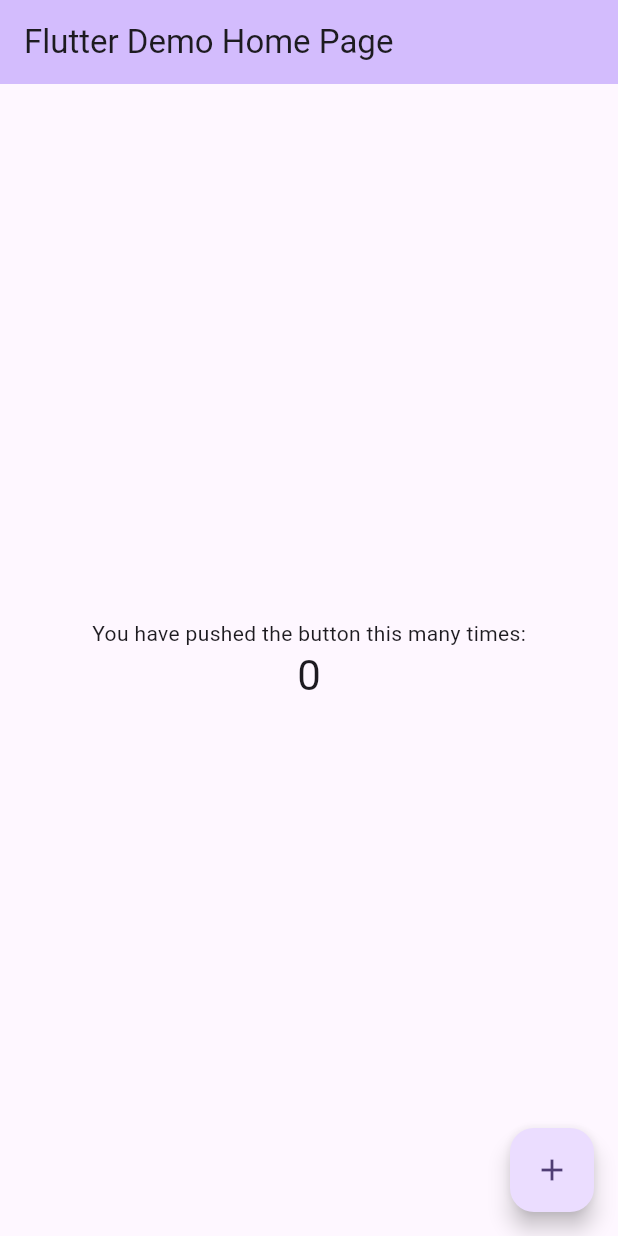
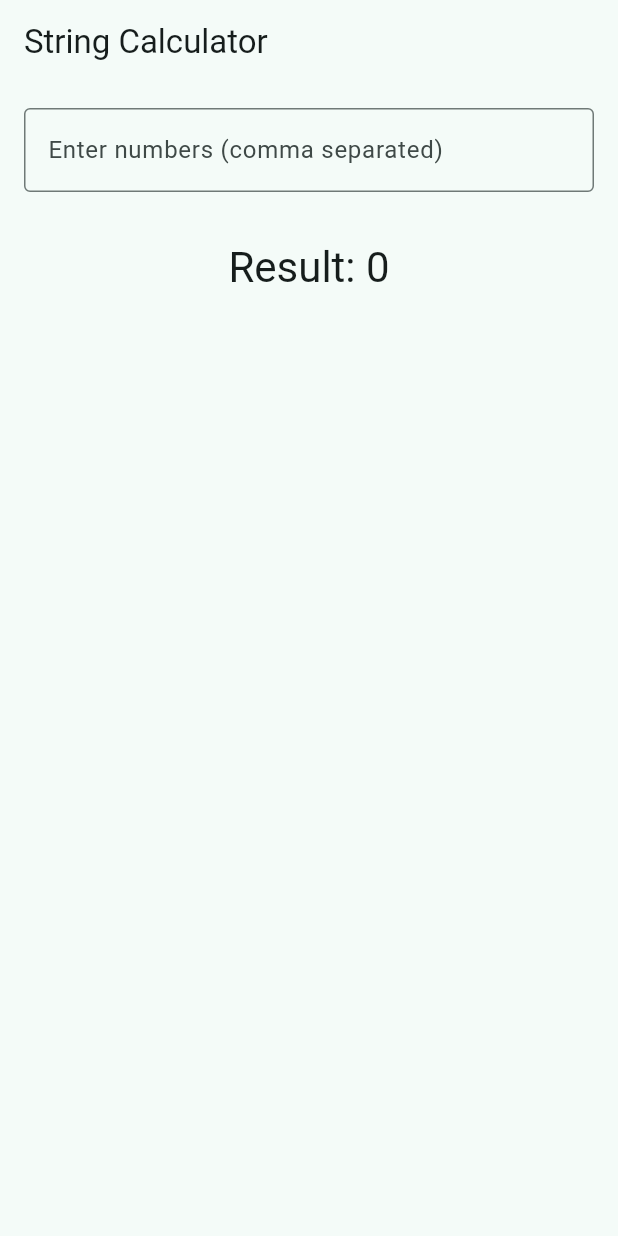
Before and after one commit to idipak/incubyte, a Flutter app: the screen it shows after launch, on a phone screen of 412 x 824 dp. Run offline on Flutter 3.47's test engine with Material 3 defaults, Android fonts, the phone set to English and light mode, and no system bars; our stand-ins replace equatable, flutter_bloc, rxdart.

Commit message:
Complete the tast with clean architure

```diff
--- /dev/null
+++ b/tdd_app/lib/features/string_calculator/domain/string_calculator.dart
@@ -0,0 +1,67 @@
+class StringCalculator {
+  /// Adds numbers from a comma-separated string, supporting custom delimiters.
+  int add(String numbers) {
+    if (numbers.isEmpty) return 0;
+
+    final (delimiters, payload) = _extractDelimitersAndPayload(numbers);
+    final integers = _parseIntegers(payload, delimiters);
+
+    _validateNegatives(integers);
+
+    return _calculateSum(integers);
+  }
+
+  /// Extracts delimiters and the actual number string payload.
+  (List<String>, String) _extractDelimitersAndPayload(String input) {
+    var delimiters = [',', '\n'];
+    var payload = input;
+
+    if (input.startsWith("//")) {
+      final parts = input.split('\n');
+      final delimiterDefinition = parts.first.substring(2);
+      payload = parts.sublist(1).join('\n');
+
+      final customDelimiters = _parseCustomDelimiters(delimiterDefinition);
+      delimiters.addAll(customDelimiters);
+    }
+
+    return (delimiters, payload);
+  }
+
+  /// Parses the delimiter definition line.
+  List<String> _parseCustomDelimiters(String definition) {
+    final matches = RegExp(r'\[(.*?)\]').allMatches(definition);
+    if (matches.isNotEmpty) {
+      return matches.map((m) => m.group(1)!).toList();
+    } else {
+      return [definition];
+    }
+  }
+
+  /// Splits the payload by delimiters and converts to integers.
+  List<int> _parseIntegers(String payload, List<String> delimiters) {
+    // Escape delimiters to treat them as literal characters in RegExp
+    final pattern = delimiters.map(RegExp.escape).join('|');
+
+    return payload
+        .split(RegExp(pattern))
+        .where((s) => s.isNotEmpty)
+        .map(int.parse)
+        .toList();
+  }
+
+  /// Throws exception if any negative numbers are present.
+  void _validateNegatives(List<int> numbers) {
+    final negatives = numbers.where((n) => n < 0).toList();
+    if (negatives.isNotEmpty) {
+      throw Exception('negative numbers not allowed: ${negatives.join(', ')}');
+    }
+  }
+
+  /// Sums numbers less than or equal to 1000.
+  int _calculateSum(List<int> numbers) {
+    return numbers
+        .where((n) => n <= 1000)
+        .fold(0, (sum, element) => sum + element);
+  }
+}
--- /dev/null
+++ b/tdd_app/lib/features/string_calculator/presentation/bloc/string_calculator_bloc.dart
@@ -0,0 +1,38 @@
+import 'package:flutter_bloc/flutter_bloc.dart';
+import 'package:rxdart/rxdart.dart';
+import 'package:tdd_app/features/string_calculator/domain/string_calculator.dart';
+import 'string_calculator_event.dart';
+import 'string_calculator_state.dart';
+
+class StringCalculatorBloc
+    extends Bloc<StringCalculatorEvent, StringCalculatorState> {
+  final StringCalculator stringCalculator;
+
+  StringCalculatorBloc(this.stringCalculator)
+    : super(StringCalculatorInitial()) {
+    on<CalculateSum>(
+      _onCalculateSum,
+      transformer: (events, mapper) => events
+          .debounceTime(const Duration(milliseconds: 300))
+          .distinct()
+          .switchMap(mapper),
+    );
+  }
+
+  void _onCalculateSum(
+    CalculateSum event,
+    Emitter<StringCalculatorState> emit,
+  ) {
+    emit(StringCalculatorLoading());
+    try {
+      if (event.input.isEmpty) {
+        emit(const StringCalculatorLoaded(0));
+        return;
+      }
+      final result = stringCalculator.add(event.input);
+      emit(StringCalculatorLoaded(result));
+    } catch (e) {
+      emit(StringCalculatorError(e.toString()));
+    }
+  }
+}
--- /dev/null
+++ b/tdd_app/lib/features/string_calculator/presentation/bloc/string_calculator_event.dart
@@ -0,0 +1,17 @@
+import 'package:equatable/equatable.dart';
+
+sealed class StringCalculatorEvent extends Equatable {
+  const StringCalculatorEvent();
+
+  @override
+  List<Object> get props => [];
+}
+
+final class CalculateSum extends StringCalculatorEvent {
+  final String input;
+
+  const CalculateSum(this.input);
+
+  @override
+  List<Object> get props => [input];
+}
--- /dev/null
+++ b/tdd_app/lib/features/string_calculator/presentation/bloc/string_calculator_state.dart
@@ -0,0 +1,30 @@
+import 'package:equatable/equatable.dart';
+
+sealed class StringCalculatorState extends Equatable {
+  const StringCalculatorState();
+
+  @override
+  List<Object> get props => [];
+}
+
+final class StringCalculatorInitial extends StringCalculatorState {}
+
+final class StringCalculatorLoading extends StringCalculatorState {}
+
+final class StringCalculatorLoaded extends StringCalculatorState {
+  final int result;
+
+  const StringCalculatorLoaded(this.result);
+
+  @override
+  List<Object> get props => [result];
+}
+
+final class StringCalculatorError extends StringCalculatorState {
+  final String message;
+
+  const StringCalculatorError(this.message);
+
+  @override
+  List<Object> get props => [message];
+}
--- /dev/null
+++ b/tdd_app/lib/features/string_calculator/presentation/pages/string_calculator_page.dart
@@ -0,0 +1,56 @@
+import 'package:flutter/material.dart';
+import 'package:flutter_bloc/flutter_bloc.dart';
+import '../bloc/string_calculator_bloc.dart';
+import '../bloc/string_calculator_event.dart';
+import '../bloc/string_calculator_state.dart';
+
+class StringCalculatorPage extends StatelessWidget {
+  const StringCalculatorPage({super.key});
+
+  @override
+  Widget build(BuildContext context) {
+    return Scaffold(
+      appBar: AppBar(title: const Text('String Calculator')),
+      body: Padding(
+        padding: const EdgeInsets.all(16.0),
+        child: Column(
+          children: [
+            TextField(
+              decoration: const InputDecoration(
+                labelText: 'Enter numbers (comma separated)',
+                hintText: 'e.g., 1,2 or 1\\n2,3',
+                border: OutlineInputBorder(),
+              ),
+              maxLines: null, // Allow multiline for easier input of newlines
+              onChanged: (value) {
+                context.read<StringCalculatorBloc>().add(CalculateSum(value));
+              },
+            ),
+            const SizedBox(height: 32),
+            BlocBuilder<StringCalculatorBloc, StringCalculatorState>(
+              builder: (context, state) {
+                if (state is StringCalculatorLoading) {
+                  return const CircularProgressIndicator();
+                } else if (state is StringCalculatorLoaded) {
+                  return Text(
+                    'Result: ${state.result}',
+                    style: Theme.of(context).textTheme.headlineMedium,
+                  );
+                } else if (state is StringCalculatorError) {
+                  return Text(
+                    state.message,
+                    style: const TextStyle(color: Colors.red, fontSize: 18),
+                  );
+                }
+                return Text(
+                  'Result: 0',
+                  style: Theme.of(context).textTheme.headlineMedium,
+                );
+              },
+            ),
+          ],
+        ),
+      ),
+    );
+  }
+}
--- a/tdd_app/lib/main.dart
+++ b/tdd_app/lib/main.dart
@@ -1,4 +1,8 @@
 import 'package:flutter/material.dart';
+import 'package:flutter_bloc/flutter_bloc.dart';
+import 'package:tdd_app/features/string_calculator/domain/string_calculator.dart';
+import 'features/string_calculator/presentation/bloc/string_calculator_bloc.dart';
+import 'features/string_calculator/presentation/pages/string_calculator_page.dart';
 
 void main() {
   runApp(const MyApp());
@@ -7,115 +11,17 @@ void main() {
 class MyApp extends StatelessWidget {
   const MyApp({super.key});
 
-  // This widget is the root of your application.
   @override
   Widget build(BuildContext context) {
     return MaterialApp(
-      title: 'Flutter Demo',
+      title: 'String Calculator TDD',
       theme: ThemeData(
-        // This is the theme of your application.
-        //
-        // TRY THIS: Try running your application with "flutter run". You'll see
-        // the application has a purple toolbar. Then, without quitting the app,
-        // try changing the seedColor in the colorScheme below to Colors.green
-        // and then invoke "hot reload" (save your changes or press the "hot
-        // reload" button in a Flutter-supported IDE, or press "r" if you used
-        // the command line to start the app).
-        //
-        // Notice that the counter didn't reset back to zero; the application
-        // state is not lost during the reload. To reset the state, use hot
-        // restart instead.
-        //
-        // This works for code too, not just values: Most code changes can be
-        // tested with just a hot reload.
-        colorScheme: ColorScheme.fromSeed(seedColor: Colors.deepPurple),
+        colorScheme: ColorScheme.fromSeed(seedColor: Colors.teal),
+        useMaterial3: true,
       ),
-      home: const MyHomePage(title: 'Flutter Demo Home Page'),
-    );
-  }
-}
-
-class MyHomePage extends StatefulWidget {
-  const MyHomePage({super.key, required this.title});
-
-  // This widget is the home page of your application. It is stateful, meaning
-  // that it has a State object (defined below) that contains fields that affect
-  // how it looks.
-
-  // This class is the configuration for the state. It holds the values (in this
-  // case the title) provided by the parent (in this case the App widget) and
-  // used by the build method of the State. Fields in a Widget subclass are
-  // always marked "final".
-
-  final String title;
-
-  @override
-  State<MyHomePage> createState() => _MyHomePageState();
-}
-
-class _MyHomePageState extends State<MyHomePage> {
-  int _counter = 0;
-
-  void _incrementCounter() {
-    setState(() {
-      // This call to setState tells the Flutter framework that something has
-      // changed in this State, which causes it to rerun the build method below
-      // so that the display can reflect the updated values. If we changed
-      // _counter without calling setState(), then the build method would not be
-      // called again, and so nothing would appear to happen.
-      _counter++;
-    });
-  }
-
-  @override
-  Widget build(BuildContext context) {
-    // This method is rerun every time setState is called, for instance as done
-    // by the _incrementCounter method above.
-    //
-    // The Flutter framework has been optimized to make rerunning build methods
-    // fast, so that you can just rebuild anything that needs updating rather
-    // than having to individually change instances of widgets.
-    return Scaffold(
-      appBar: AppBar(
-        // TRY THIS: Try changing the color here to a specific color (to
-        // Colors.amber, perhaps?) and trigger a hot reload to see the AppBar
-        // change color while the other colors stay the same.
-        backgroundColor: Theme.of(context).colorScheme.inversePrimary,
-        // Here we take the value from the MyHomePage object that was created by
-        // the App.build method, and use it to set our appbar title.
-        title: Text(widget.title),
-      ),
-      body: Center(
-        // Center is a layout widget. It takes a single child and positions it
-        // in the middle of the parent.
-        child: Column(
-          // Column is also a layout widget. It takes a list of children and
-          // arranges them vertically. By default, it sizes itself to fit its
-          // children horizontally, and tries to be as tall as its parent.
-          //
-          // Column has various properties to control how it sizes itself and
-          // how it positions its children. Here we use mainAxisAlignment to
-          // center the children vertically; the main axis here is the vertical
-          // axis because Columns are vertical (the cross axis would be
-          // horizontal).
-          //
-          // TRY THIS: Invoke "debug painting" (choose the "Toggle Debug Paint"
-          // action in the IDE, or press "p" in the console), to see the
-          // wireframe for each widget.
-          mainAxisAlignment: MainAxisAlignment.center,
-          children: [
-            const Text('You have pushed the button this many times:'),
-            Text(
-              '$_counter',
-              style: Theme.of(context).textTheme.headlineMedium,
-            ),
-          ],
-        ),
-      ),
-      floatingActionButton: FloatingActionButton(
-        onPressed: _incrementCounter,
-        tooltip: 'Increment',
-        child: const Icon(Icons.add),
+      home: BlocProvider(
+        create: (context) => StringCalculatorBloc(StringCalculator()),
+        child: const StringCalculatorPage(),
       ),
     );
   }
--- a/tdd_app/pubspec.yaml
+++ b/tdd_app/pubspec.yaml
@@ -38,6 +38,7 @@ dependencies:
   flutter_bloc: ^8.1.6
   equatable: ^2.0.7
   get_it: ^8.0.3
+  rxdart: ^0.28.0
   # google_fonts: ^6.2.1
 
 dev_dependencies:
```
Also changed, not shown: tdd_app/lib/string_calculator.dart (deleted, +0 -40 lines), tdd_app/pubspec.lock, 3 other files.
